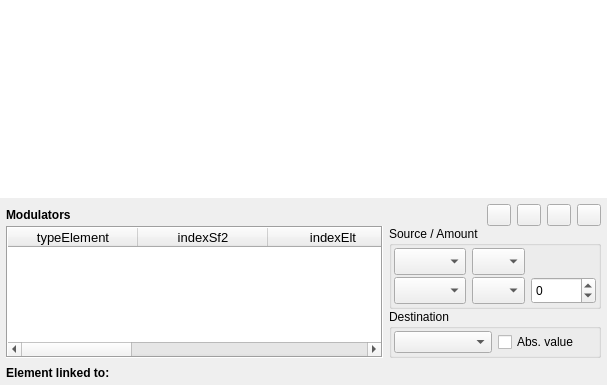
First picture: the form in sources/editor/pageinst.ui, repository davy7125/polyphone, before the edit.
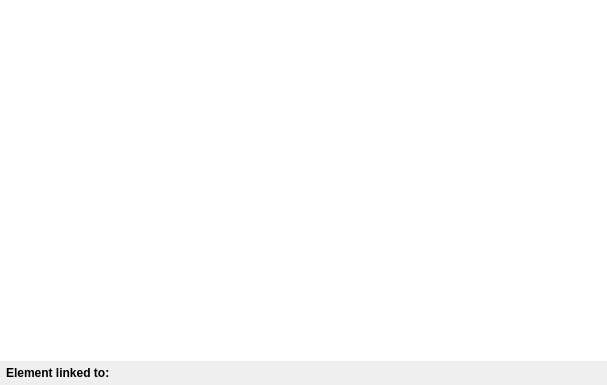
Second picture: the form after the edit. Icons and pictures are not drawn. Custom widgets are drawn as their Qt base class.

```diff
--- a/sources/editor/pageinst.ui
+++ b/sources/editor/pageinst.ui
@@ -100,512 +100,13 @@
         </widget>
        </item>
        <item>
-        <widget class="QFrame" name="frameModulator">
+        <widget class="ModulatorEditor" name="modulatorEditor" native="true">
          <property name="sizePolicy">
-          <sizepolicy hsizetype="Preferred" vsizetype="Preferred">
+          <sizepolicy hsizetype="Preferred" vsizetype="Maximum">
            <horstretch>0</horstretch>
            <verstretch>0</verstretch>
           </sizepolicy>
          </property>
-         <property name="frameShape">
-          <enum>QFrame::NoFrame</enum>
-         </property>
-         <property name="frameShadow">
-          <enum>QFrame::Raised</enum>
-         </property>
-         <layout class="QGridLayout" name="gridLayout_2" columnstretch="100,0">
-          <property name="leftMargin">
-           <number>6</number>
-          </property>
-          <property name="topMargin">
-           <number>6</number>
-          </property>
-          <property name="rightMargin">
-           <number>6</number>
-          </property>
-          <property name="bottomMargin">
-           <number>3</number>
-          </property>
-          <property name="verticalSpacing">
-           <number>0</number>
-          </property>
-          <item row="0" column="0">
-           <widget class="QLabel" name="label">
-            <property name="font">
-             <font>
-              <weight>75</weight>
-              <bold>true</bold>
-             </font>
-            </property>
-            <property name="text">
-             <string>Modulators</string>
-            </property>
-           </widget>
-          </item>
-          <item row="0" column="1">
-           <layout class="QHBoxLayout" name="horizontalLayout_2">
-            <property name="spacing">
-             <number>6</number>
-            </property>
-            <item>
-             <spacer name="horizontalSpacer">
-              <property name="orientation">
-               <enum>Qt::Horizontal</enum>
-              </property>
-              <property name="sizeHint" stdset="0">
-               <size>
-                <width>10</width>
-                <height>20</height>
-               </size>
-              </property>
-             </spacer>
-            </item>
-            <item>
-             <widget class="QPushButton" name="pushNouveauMod">
-              <property name="minimumSize">
-               <size>
-                <width>24</width>
-                <height>0</height>
-               </size>
-              </property>
-              <property name="maximumSize">
-               <size>
-                <width>24</width>
-                <height>24</height>
-               </size>
-              </property>
-              <property name="toolTip">
-               <string>Add a modulator</string>
-              </property>
-              <property name="text">
-               <string/>
-              </property>
-              <property name="icon">
-               <iconset>
-                <normaloff>:/icons/add</normaloff>:/icons/add</iconset>
-              </property>
-             </widget>
-            </item>
-            <item>
-             <widget class="QPushButton" name="pushSupprimerMod">
-              <property name="minimumSize">
-               <size>
-                <width>24</width>
-                <height>0</height>
-               </size>
-              </property>
-              <property name="maximumSize">
-               <size>
-                <width>24</width>
-                <height>24</height>
-               </size>
-              </property>
-              <property name="toolTip">
-               <string>Delete a modulator</string>
-              </property>
-              <property name="text">
-               <string/>
-              </property>
-              <property name="icon">
-               <iconset>
-                <normaloff>:/icons/remove</normaloff>:/icons/remove</iconset>
-              </property>
-             </widget>
-            </item>
-            <item>
-             <widget class="QPushButton" name="pushCopyMod">
-              <property name="maximumSize">
-               <size>
-                <width>24</width>
-                <height>24</height>
-               </size>
-              </property>
-              <property name="toolTip">
-               <string>Copy modulators</string>
-              </property>
-              <property name="text">
-               <string/>
-              </property>
-              <property name="icon">
-               <iconset>
-                <normaloff>:/icons/copy</normaloff>:/icons/copy</iconset>
-              </property>
-              <property name="iconSize">
-               <size>
-                <width>16</width>
-                <height>16</height>
-               </size>
-              </property>
-             </widget>
-            </item>
-            <item>
-             <widget class="QPushButton" name="pushPasteMod">
-              <property name="maximumSize">
-               <size>
-                <width>24</width>
-                <height>24</height>
-               </size>
-              </property>
-              <property name="toolTip">
-               <string>Paste the copied modulators</string>
-              </property>
-              <property name="text">
-               <string/>
-              </property>
-              <property name="icon">
-               <iconset>
-                <normaloff>:/icons/paste</normaloff>:/icons/paste</iconset>
-              </property>
-             </widget>
-            </item>
-           </layout>
-          </item>
-          <item row="1" column="0" rowspan="2">
-           <widget class="TableWidgetMod" name="tableMod">
-            <property name="sizePolicy">
-             <sizepolicy hsizetype="Expanding" vsizetype="Ignored">
-              <horstretch>0</horstretch>
-              <verstretch>0</verstretch>
-             </sizepolicy>
-            </property>
-            <property name="font">
-             <font>
-              <pointsize>10</pointsize>
-              <weight>50</weight>
-              <bold>false</bold>
-             </font>
-            </property>
-            <property name="frameShape">
-             <enum>QFrame::Box</enum>
-            </property>
-            <property name="editTriggers">
-             <set>QAbstractItemView::NoEditTriggers</set>
-            </property>
-            <property name="tabKeyNavigation">
-             <bool>false</bool>
-            </property>
-            <property name="showDropIndicator" stdset="0">
-             <bool>false</bool>
-            </property>
-            <property name="dragDropOverwriteMode">
-             <bool>false</bool>
-            </property>
-            <property name="selectionMode">
-             <enum>QAbstractItemView::ExtendedSelection</enum>
-            </property>
-            <property name="selectionBehavior">
-             <enum>QAbstractItemView::SelectRows</enum>
-            </property>
-            <property name="verticalScrollMode">
-             <enum>QAbstractItemView::ScrollPerItem</enum>
-            </property>
-            <property name="horizontalScrollMode">
-             <enum>QAbstractItemView::ScrollPerPixel</enum>
-            </property>
-            <property name="columnCount">
-             <number>9</number>
-            </property>
-            <attribute name="horizontalHeaderDefaultSectionSize">
-             <number>130</number>
-            </attribute>
-            <attribute name="horizontalHeaderHighlightSections">
-             <bool>false</bool>
-            </attribute>
-            <attribute name="horizontalHeaderMinimumSectionSize">
-             <number>18</number>
-            </attribute>
-            <attribute name="horizontalHeaderStretchLastSection">
-             <bool>true</bool>
-            </attribute>
-            <attribute name="verticalHeaderVisible">
-             <bool>false</bool>
-            </attribute>
-            <attribute name="verticalHeaderDefaultSectionSize">
-             <number>19</number>
-            </attribute>
-            <column>
-             <property name="text">
-              <string notr="true">typeElement</string>
-             </property>
-            </column>
-            <column>
-             <property name="text">
-              <string notr="true">indexSf2</string>
-             </property>
-            </column>
-            <column>
-             <property name="text">
-              <string notr="true">indexElt</string>
-             </property>
-            </column>
-            <column>
-             <property name="text">
-              <string notr="true">indexElt2</string>
-             </property>
-            </column>
-            <column>
-             <property name="text">
-              <string notr="true">indexMod</string>
-             </property>
-            </column>
-            <column>
-             <property name="text">
-              <string notr="true">#</string>
-             </property>
-             <property name="font">
-              <font>
-               <weight>75</weight>
-               <bold>true</bold>
-              </font>
-             </property>
-            </column>
-            <column>
-             <property name="text">
-              <string>Source</string>
-             </property>
-             <property name="font">
-              <font>
-               <weight>75</weight>
-               <bold>true</bold>
-              </font>
-             </property>
-            </column>
-            <column>
-             <property name="text">
-              <string>Amount</string>
-             </property>
-             <property name="font">
-              <font>
-               <weight>75</weight>
-               <bold>true</bold>
-              </font>
-             </property>
-            </column>
-            <column>
-             <property name="text">
-              <string>Destination</string>
-             </property>
-             <property name="font">
-              <font>
-               <weight>75</weight>
-               <bold>true</bold>
-              </font>
-             </property>
-            </column>
-           </widget>
-          </item>
-          <item row="1" column="1">
-           <widget class="QGroupBox" name="groupBox_3">
-            <property name="title">
-             <string>Source / Amount</string>
-            </property>
-            <layout class="QGridLayout" name="gridLayout_3">
-             <property name="leftMargin">
-              <number>2</number>
-             </property>
-             <property name="topMargin">
-              <number>2</number>
-             </property>
-             <property name="rightMargin">
-              <number>2</number>
-             </property>
-             <property name="bottomMargin">
-              <number>2</number>
-             </property>
-             <property name="horizontalSpacing">
-              <number>6</number>
-             </property>
-             <property name="verticalSpacing">
-              <number>2</number>
-             </property>
-             <item row="0" column="1">
-              <widget class="ComboBox" name="comboSource1">
-               <property name="sizePolicy">
-                <sizepolicy hsizetype="Preferred" vsizetype="Preferred">
-                 <horstretch>0</horstretch>
-                 <verstretch>0</verstretch>
-                </sizepolicy>
-               </property>
-               <property name="maximumSize">
-                <size>
-                 <width>170</width>
-                 <height>27</height>
-                </size>
-               </property>
-               <property name="font">
-                <font>
-                 <weight>50</weight>
-                 <bold>false</bold>
-                </font>
-               </property>
-              </widget>
-             </item>
-             <item row="1" column="1">
-              <widget class="ComboBox" name="comboSource2">
-               <property name="sizePolicy">
-                <sizepolicy hsizetype="Preferred" vsizetype="Preferred">
-                 <horstretch>0</horstretch>
-                 <verstretch>0</verstretch>
-                </sizepolicy>
-               </property>
-               <property name="maximumSize">
-                <size>
-                 <width>170</width>
-                 <height>27</height>
-                </size>
-               </property>
-               <property name="font">
-                <font>
-                 <weight>50</weight>
-                 <bold>false</bold>
-                </font>
-               </property>
-              </widget>
-             </item>
-             <item row="0" column="2">
-              <widget class="TableComboBox" name="comboCourbeSource1">
-               <property name="sizePolicy">
-                <sizepolicy hsizetype="Preferred" vsizetype="Preferred">
-                 <horstretch>0</horstretch>
-                 <verstretch>0</verstretch>
-                </sizepolicy>
-               </property>
-               <property name="minimumSize">
-                <size>
-                 <width>0</width>
-                 <height>27</height>
-                </size>
-               </property>
-               <property name="maximumSize">
-                <size>
-                 <width>53</width>
-                 <height>27</height>
-                </size>
-               </property>
-               <property name="font">
-                <font>
-                 <weight>50</weight>
-                 <bold>false</bold>
-                </font>
-               </property>
-               <property name="sizeAdjustPolicy">
-                <enum>QComboBox::AdjustToContents</enum>
-               </property>
-               <property name="modelColumn">
-                <number>0</number>
-               </property>
-              </widget>
-             </item>
-             <item row="1" column="2">
-              <widget class="TableComboBox" name="comboCourbeSource2">
-               <property name="sizePolicy">
-                <sizepolicy hsizetype="Preferred" vsizetype="Preferred">
-                 <horstretch>0</horstretch>
-                 <verstretch>0</verstretch>
-                </sizepolicy>
-               </property>
-               <property name="minimumSize">
-                <size>
-                 <width>0</width>
-                 <height>27</height>
-                </size>
-               </property>
-               <property name="maximumSize">
-                <size>
-                 <width>53</width>
-                 <height>27</height>
-                </size>
-               </property>
-               <property name="font">
-                <font>
-                 <weight>50</weight>
-                 <bold>false</bold>
-                </font>
-               </property>
-               <property name="sizeAdjustPolicy">
-                <enum>QComboBox::AdjustToContents</enum>
-               </property>
-              </widget>
-             </item>
-             <item row="1" column="3">
-              <widget class="QSpinBox" name="spinSource2">
-               <property name="sizePolicy">
-                <sizepolicy hsizetype="Minimum" vsizetype="Preferred">
-                 <horstretch>0</horstretch>
-                 <verstretch>0</verstretch>
-                </sizepolicy>
-               </property>
-               <property name="minimum">
-                <number>-32768</number>
-               </property>
-               <property name="maximum">
-                <number>32767</number>
-               </property>
-              </widget>
-             </item>
-            </layout>
-           </widget>
-          </item>
-          <item row="2" column="1">
-           <widget class="QGroupBox" name="groupBox">
-            <property name="title">
-             <string>Destination</string>
-            </property>
-            <layout class="QGridLayout" name="gridLayout">
-             <property name="leftMargin">
-              <number>2</number>
-             </property>
-             <property name="topMargin">
-              <number>2</number>
-             </property>
-             <property name="rightMargin">
-              <number>2</number>
-             </property>
-             <property name="bottomMargin">
-              <number>2</number>
-             </property>
-             <property name="verticalSpacing">
-              <number>2</number>
-             </property>
-             <item row="0" column="0">
-              <widget class="ComboBox" name="comboDestination">
-               <property name="sizePolicy">
-                <sizepolicy hsizetype="Preferred" vsizetype="Preferred">
-                 <horstretch>0</horstretch>
-                 <verstretch>0</verstretch>
-                </sizepolicy>
-               </property>
-               <property name="maximumSize">
-                <size>
-                 <width>170</width>
-                 <height>27</height>
-                </size>
-               </property>
-               <property name="font">
-                <font>
-                 <weight>50</weight>
-                 <bold>false</bold>
-                </font>
-               </property>
-              </widget>
-             </item>
-             <item row="0" column="1">
-              <widget class="QCheckBox" name="checkAbs">
-               <property name="sizePolicy">
-                <sizepolicy hsizetype="Minimum" vsizetype="Preferred">
-                 <horstretch>0</horstretch>
-                 <verstretch>0</verstretch>
-                </sizepolicy>
-               </property>
-               <property name="text">
-                <string>Abs. value</string>
-               </property>
-              </widget>
-             </item>
-            </layout>
-           </widget>
-          </item>
-         </layout>
         </widget>
        </item>
       </layout>
@@ -752,33 +253,6 @@
    <header>linkedtowidget.h</header>
    <container>1</container>
   </customwidget>
-  <customwidget>
-   <class>TableWidgetMod</class>
-   <extends>QTableWidget</extends>
-   <header>page.h</header>
-   <slots>
-    <signal>deleteModPressed()</signal>
-    <signal>copyAsked()</signal>
-    <signal>pasteAsked()</signal>
-   </slots>
-  </customwidget>
-  <customwidget>
-   <class>TableComboBox</class>
-   <extends>QComboBox</extends>
-   <header>page.h</header>
-   <slots>
-    <signal>clicked(int,int)</signal>
-    <signal>editingFinished()</signal>
-   </slots>
-  </customwidget>
-  <customwidget>
-   <class>ComboBox</class>
-   <extends>QComboBox</extends>
-   <header>page.h</header>
-   <slots>
-    <signal>clicked(int)</signal>
-   </slots>
-  </customwidget>
   <customwidget>
    <class>TableWidgetInst</class>
    <extends>QTableWidget</extends>
@@ -796,6 +270,12 @@
    <header>envelopeditor.h</header>
    <container>1</container>
   </customwidget>
+  <customwidget>
+   <class>ModulatorEditor</class>
+   <extends>QWidget</extends>
+   <header>modulatoreditor.h</header>
+   <container>1</container>
+  </customwidget>
  </customwidgets>
  <resources/>
  <connections>
```
Left out of the diff: 240 changed lines with no effect on the pictures.
